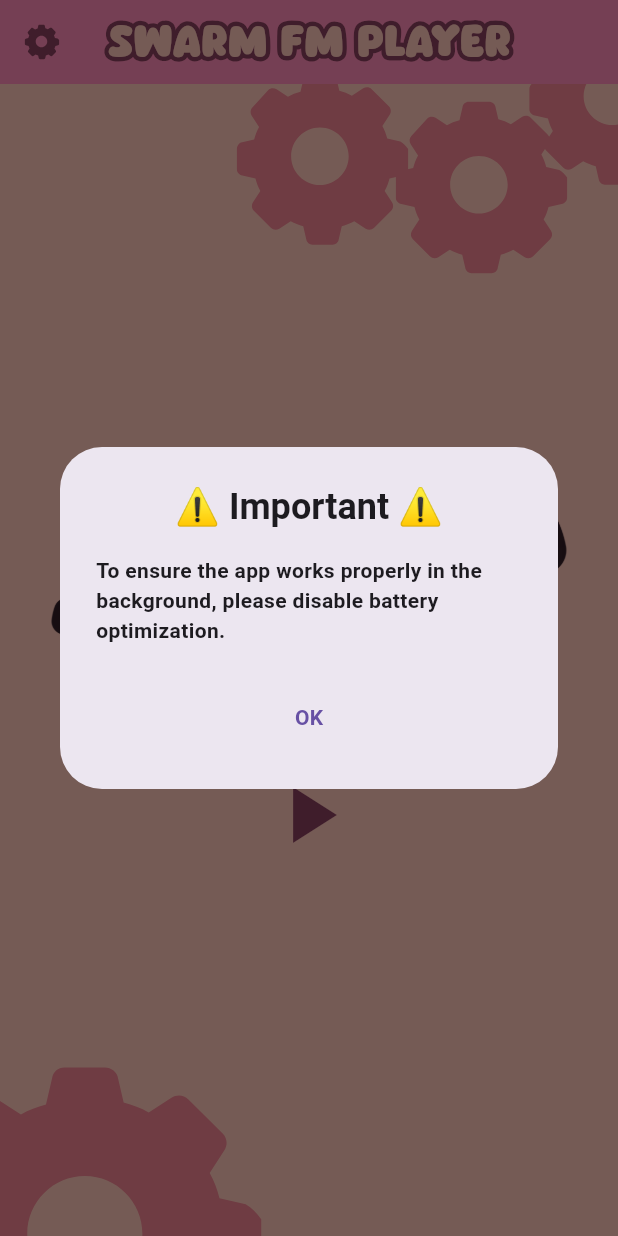
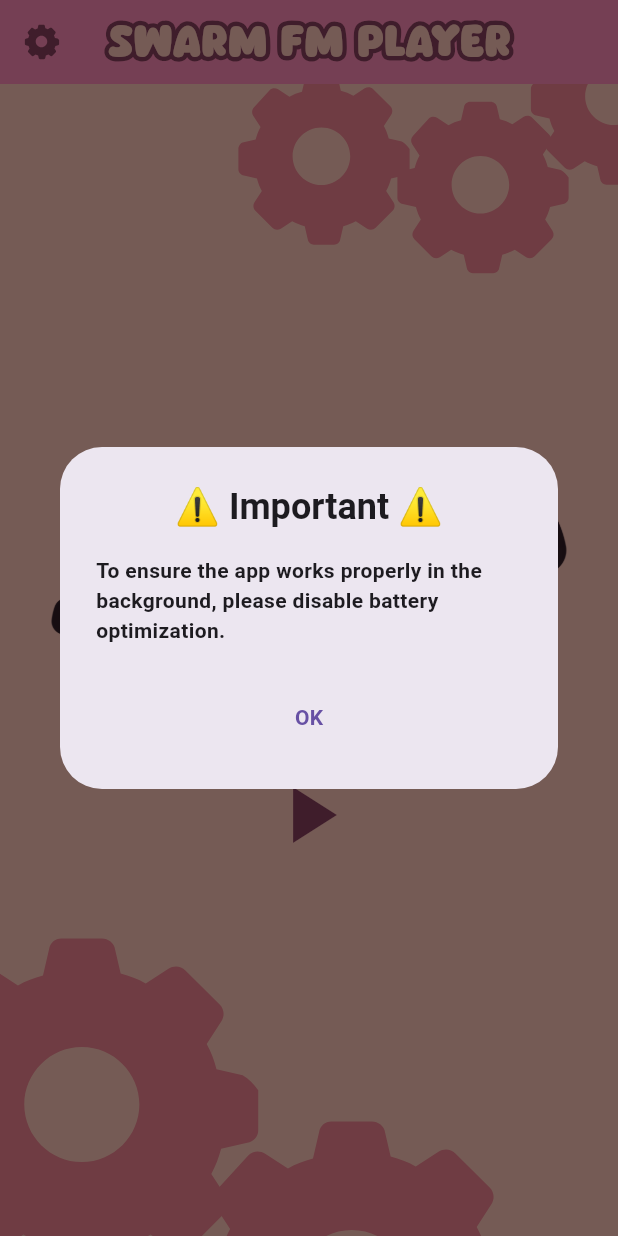
Before and after one commit to Kurokatana94/swarm-fm-app, a Flutter app: the screen it shows after launch, on a phone screen of 412 x 824 dp. Run offline on Flutter 3.47's test engine with Material 3 defaults, Android fonts, the light colour scheme and no system bars; our stand-ins replace audio_service, flutter_svg, just_audio, permission_handler, shared_preferences, wakelock_plus; missing offline and left inert: android_intent_plus, lock_orientation_screen.

Commit message:
Rework UI decorations + fix for device compatibility

```diff
--- /dev/null
+++ b/devtools_options.yaml
@@ -0,0 +1,3 @@
+description: This file stores settings for Dart & Flutter DevTools.
+documentation: https://docs.flutter.dev/tools/devtools/extensions#configure-extension-enablement-states
+extensions:
--- a/lib/main.dart
+++ b/lib/main.dart
@@ -9,6 +9,8 @@ import 'package:swarm_fm_app/themes/themes.dart';
 import 'package:swarm_fm_app/packages/animations.dart';
 import 'package:swarm_fm_app/packages/popup.dart';
 import 'package:permission_handler/permission_handler.dart';
+import 'package:lock_orientation_screen/lock_orientation_screen.dart';
+import 'dart:io' show Platform;
 
 Map activeTheme = themes['neuro'];
 
@@ -18,6 +20,7 @@ bool isVedalTheme = false;
 
 late AudioHandler _audioHandler;
 
+// Main process init------------------------------------------------
 Future<void> main() async {
   WidgetsFlutterBinding.ensureInitialized();
 
@@ -45,22 +48,24 @@ Future<void> main() async {
       androidNotificationClickStartsActivity: true,
     ),
   );
-  print('AudioHandler init done: $_audioHandler');
+
   runApp(MyApp(isFirstLaunch: isFirstLaunch,));
 }
 
+// App init ------------------------------------------------
 class MyApp extends StatelessWidget {
   final bool isFirstLaunch;
   const MyApp({super.key, required this.isFirstLaunch});
 
   @override
   Widget build(BuildContext context) {
-    print('MaterialApp (MyApp) init start');
-    return MaterialApp(
+    return LockOrientation(
+      child: MaterialApp(
         title: 'Swarm FM Player',
         theme: ThemeData(fontFamily: 'First Coffee'),
         debugShowCheckedModeBanner: false,
         home: SwarmFMPlayerPage(isFirstLaunch: isFirstLaunch,),
+      )
     );
   }
 }
@@ -72,7 +77,7 @@ class MediaState {
   MediaState(this.mediaItem, this.position);
 }
 
-/// An [AudioHandler] for playing a single item.
+/// An [AudioHandler] for playing a single item (live stream). ------------------------------------------------
 class AudioPlayerHandler extends BaseAudioHandler with SeekHandler {
   static final _item = MediaItem(
     id: getStreamUrl(),
@@ -82,17 +87,16 @@ class AudioPlayerHandler extends BaseAudioHandler with SeekHandler {
   final _player = AudioPlayer();
 
   AudioPlayerHandler() {
-    // Broadcast player state to AudioService
+    // Broadcast player state to AudioService (updates notification state)------------------------------------------------
     _player.playbackEventStream.map(_transformEvent).pipe(playbackState);
 
-    // Broadcast current media item (needed for notification)
+    // Broadcast current media item (needed for notification) ------------------------------------------------
     mediaItem.add(_item);
 
-    // Load the audio source
+    // Load the audio source ------------------------------------------------
     _player.setAudioSource(AudioSource.uri(Uri.parse(_item.id)));
 
-        // Listen for idle/failure states and auto-restart
-
+    // Keeps the player screen on ------------------------------------------------
     _player.playingStream.listen((isPlaying) {
       if (isPlaying) {
         WakelockPlus.enable();
@@ -101,6 +105,7 @@ class AudioPlayerHandler extends BaseAudioHandler with SeekHandler {
       }
     });
 
+    // Listen for idle/failure states and auto-restart ------------------------------------------------
     _player.playerStateStream.listen((playerState) async {
       if (playerState.processingState == ProcessingState.completed) {
         await _player.setAudioSource(AudioSource.uri(Uri.parse(_item.id)));
@@ -108,6 +113,7 @@ class AudioPlayerHandler extends BaseAudioHandler with SeekHandler {
       }
     });
 
+    // Listen for errors and auto-restart ------------------------------------------------
     _player.playbackEventStream.listen((_) {},
       onError: (Object e, StackTrace stack) async {
         print('Playback error: $e');
@@ -124,8 +130,12 @@ class AudioPlayerHandler extends BaseAudioHandler with SeekHandler {
     );
   }
 
+  // Controls ------------------------------------------------
   @override
-  Future<void> play() async => await _player.play();
+  Future<void> play() async {
+    await _player.setAudioSource(AudioSource.uri(Uri.parse(_item.id)));
+    await _player.play();
+  }
 
   @override
   Future<void> pause() async {
@@ -147,21 +157,13 @@ class AudioPlayerHandler extends BaseAudioHandler with SeekHandler {
     return super.onTaskRemoved();
   }
 
+  // Notification handler (lockscreen and notification bar player controller) ------------------------------------------------
   PlaybackState _transformEvent(PlaybackEvent event) {
-    print('PlayBackState init start');
     return PlaybackState(
       controls: [
-        MediaControl.rewind,
         if (_player.playing) MediaControl.pause else MediaControl.play,
-        MediaControl.stop,
-        MediaControl.fastForward,
       ],
-      systemActions: const {
-        MediaAction.seek,
-        MediaAction.seekForward,
-        MediaAction.seekBackward,
-      },
-      androidCompactActionIndices: const [0, 1, 3],
+      androidCompactActionIndices: const [0],
       processingState: const {
         ProcessingState.idle: AudioProcessingState.idle,
         ProcessingState.loading: AudioProcessingState.loading,
@@ -191,7 +193,7 @@ class _SwarmFMPlayerPageState extends State<SwarmFMPlayerPage> {
   void initState() {
   super.initState();
 
-    if (widget.isFirstLaunch) {
+    if (Platform.isAndroid && widget.isFirstLaunch) {
       WidgetsBinding.instance.addPostFrameCallback((_) {
         showBatterySettingsPopup(context);
       });
@@ -341,7 +343,7 @@ class _SwarmFMPlayerPageState extends State<SwarmFMPlayerPage> {
               leading: Icon(Icons.info),
               title: Text('Credits', style: TextStyle(color: activeTheme['settings_text'], fontSize: 18)),
               onTap: () {
-                // Leads to credits page
+                // TODO: Leads to credits page
               },
             ),
           ],
@@ -350,14 +352,25 @@ class _SwarmFMPlayerPageState extends State<SwarmFMPlayerPage> {
 
       backgroundColor: activeTheme['main_bg'],
 
+      body: LayoutBuilder(
+        builder: (BuildContext context, BoxConstraints constraints) {
 
-      body: Stack(
+          final double screenWidth = constraints.maxWidth;
+          final double screenHeight = constraints.maxHeight;
+          print('Screen Height: $screenHeight - Screen Width: $screenWidth');
+          return Stack (
             children: [
-
+              Positioned(
+                left: 0,
+                top: 0,
+                width: screenWidth,
+                height: screenHeight,
+                child: Stack(
+                  children: [
                     // Rotating cog animations ------------------------------------------------
                     // Cog 1
                     Positioned(
-            left: 310,
+                      left: screenWidth -101,
                       top: -90,
                       child: StreamBuilder<PlaybackState>(
                         stream: _audioHandler.playbackState,
@@ -384,7 +397,7 @@ class _SwarmFMPlayerPageState extends State<SwarmFMPlayerPage> {
 
                     // Cog 2
                     Positioned(
-            left: 221,
+                      left: screenWidth - 190,
                       top: -31,
                       child: StreamBuilder<PlaybackState>(
                         stream: _audioHandler.playbackState,
@@ -411,7 +424,7 @@ class _SwarmFMPlayerPageState extends State<SwarmFMPlayerPage> {
 
                     // Cog 3
                     Positioned(
-            left: 115,
+                      left: screenWidth - 296,
                       top: -50,
                       child: StreamBuilder<PlaybackState>(
                         stream: _audioHandler.playbackState,
@@ -435,11 +448,20 @@ class _SwarmFMPlayerPageState extends State<SwarmFMPlayerPage> {
                         },
                       ),
                     ),
-
+                  ]
+                )
+              ),
+              Positioned(
+                left: 0,
+                top: 0,
+                width: screenWidth,
+                height: screenHeight,
+                child: Stack(
+                  children: [
                     // Cog 4
                     Positioned(
-            left: -140,
-            top: 570,
+                      left: - 142,
+                      top: screenHeight - 284,
                       child: StreamBuilder<PlaybackState>(
                         stream: _audioHandler.playbackState,
                         builder: (context, snapshot) {
@@ -464,8 +486,8 @@ class _SwarmFMPlayerPageState extends State<SwarmFMPlayerPage> {
 
                     // Cog 5
                     Positioned(
-            left: 40,
-            top: 700,
+                      left: 38,
+                      top: screenHeight - 162,
                       child: StreamBuilder<PlaybackState>(
                         stream: _audioHandler.playbackState,
                         builder: (context, snapshot) {
@@ -487,6 +509,9 @@ class _SwarmFMPlayerPageState extends State<SwarmFMPlayerPage> {
                           );
                         },
                       ),
+                    ),
+                  ],
+                )
               ),
 
               // Main player controls ------------------------------------------------
@@ -543,6 +568,8 @@ class _SwarmFMPlayerPageState extends State<SwarmFMPlayerPage> {
                 ),
               ),
             ]
+          );
+        }
       )
     );
   }
@@ -582,19 +609,19 @@ List<Text> outlineFormatter(String text, int outlineWidth, Color outlineColor, C
   return outlines;
 }
 
-// Function to change the active theme
+// Function to change the active theme ------------------------------------------------
 void changeTheme(String themeName) {
   if (themes.containsKey(themeName)) {
     activeTheme = themes[themeName];
   }
 }
 
-// It simply returns the active stream url, but in future might change depending on how the system evolves
+// It simply returns the active stream url, but in future might change depending on how the system evolves ------------------------------------------------
 String getStreamUrl() {
   return 'https://customer-x1r232qaorg7edh8.cloudflarestream.com/3a05b1a1049e0f24ef1cd7b51733ff09/manifest/video.m3u8';
 }
 
-// Themes saving
+// Themes saving ------------------------------------------------
 Future<void> saveThemeState(String themeName, bool isNeuro, bool isEvil, bool isVedal) async {
   final prefs = await SharedPreferences.getInstance();
 
@@ -604,7 +631,7 @@ Future<void> saveThemeState(String themeName, bool isNeuro, bool isEvil, bool is
   await prefs.setBool('isVedalTheme', isVedal);
 }
 
-// Theme loading
+// Theme loading ------------------------------------------------
 Future<void> loadThemeState() async {
   final prefs = await SharedPreferences.getInstance();
 
--- a/pubspec.yaml
+++ b/pubspec.yaml
@@ -46,6 +46,7 @@ dependencies:
   shared_preferences: ^2.5.3
   app_settings: ^6.1.1
   permission_handler: ^12.0.1
+  lock_orientation_screen: ^0.0.4
 
 dev_dependencies:
   flutter_test:
```
Also changed, not shown: assets/images/evil-logo.png, 2 other files. Lines whose indentation alone changed are shown as unchanged.
